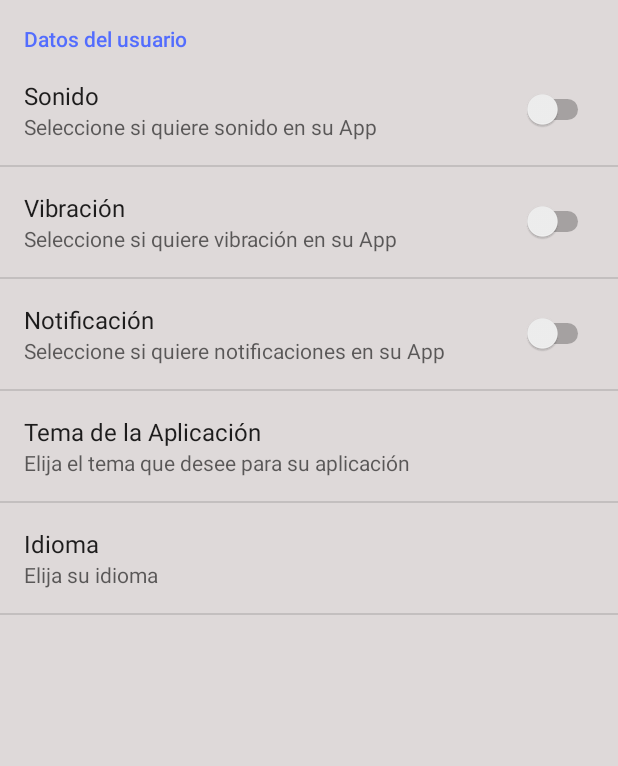
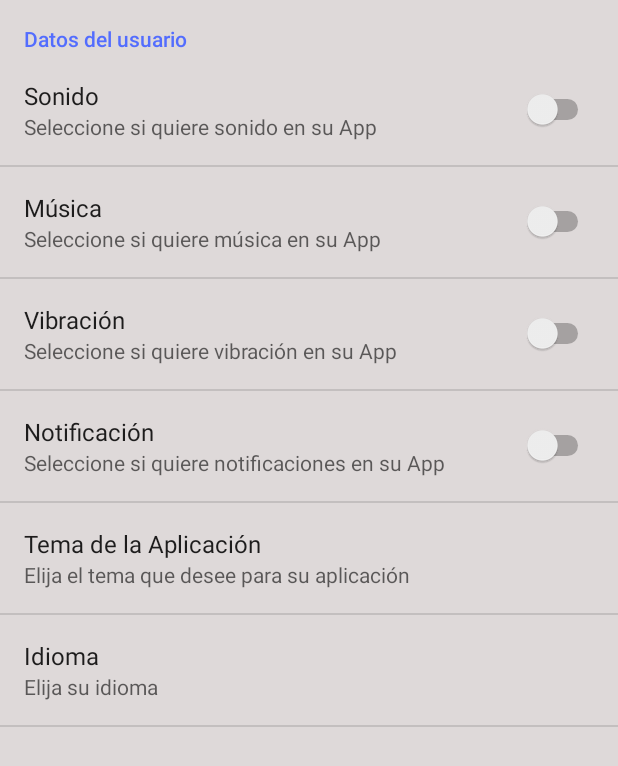
Before and after one commit to Alexs091/AppEsports, an Android app: the MainActivity screen opened directly, with no data from a screen before it, in the options menu, after a tap on "Preferencias", on a phone screen of 412 x 824 dp. Shown: the top 766 px of the screen. Run offline under Robolectric (Android 15) with nearby library versions, the phone set to English and light mode, and no system bars; pictures from the network do not load; 2 statements that could not run were skipped.

Commit message:
música con las tonterías de ciclo de vida botón 'buscar': texto más pequeño

```diff
--- a/AppEsportsV3.7/app/src/main/java/com/dam/g_leo/appesportsv22/MainActivity.java
+++ b/AppEsportsV3.7/app/src/main/java/com/dam/g_leo/appesportsv22/MainActivity.java
@@ -11,6 +11,7 @@ import android.hardware.SensorEvent;
 import android.hardware.SensorEventListener;
 import android.hardware.SensorManager;
 import android.media.AudioManager;
+import android.media.MediaPlayer;
 import android.media.SoundPool;
 import android.net.Uri;
 import android.os.Bundle;
@@ -51,7 +52,9 @@ public class MainActivity extends AppCompatActivity
     public int miUsuarioID;
     String miUsuarioNick, otroJugadorNick;
     public boolean estoyEnMainFragment = true;
-
+    MediaPlayer mediaplayer = new MediaPlayer();
+    int media_length;
+    boolean hasMusic = false;
 
     @Override
     protected void onCreate(Bundle savedInstanceState) {
@@ -89,6 +92,7 @@ public class MainActivity extends AppCompatActivity
         soundPool = new SoundPool(8, AudioManager.STREAM_MUSIC, 0);
         this.setVolumeControlStream(AudioManager.STREAM_MUSIC);
         carga = soundPool.load(this, R.raw.notification1, 1);
+        mediaplayer = mediaplayer.create(this, R.raw.appesportsmusic);
         abrirFragmentMain();
     }
 
@@ -98,12 +102,24 @@ public class MainActivity extends AppCompatActivity
         //Recoger preferencias de usuario
         recogerPreferencias();
         senSensorManager.registerListener(this, senAccelerometer, SensorManager.SENSOR_DELAY_NORMAL);
+        if (hasMusic) {
+            if (!mediaplayer.isPlaying()) {
+                mediaplayer.seekTo(media_length);
+                mediaplayer.start();
+            }
+        }
     }
 
     @Override
     protected void onPause() {
         super.onPause();
         senSensorManager.unregisterListener(this);
+        if (hasMusic) {
+            //if (!mediaplayer.isPlaying()) {
+            media_length = mediaplayer.getCurrentPosition();
+                mediaplayer.pause();
+            //}
+        }
     }
 
     @Override
@@ -259,6 +275,11 @@ public class MainActivity extends AppCompatActivity
         } else {
             hayNotificacion = false;
         }
+        if (preferences.getBoolean("musica", true)) {
+            hasMusic = true;
+        } else {
+            hasMusic = false;
+        }
         idioma = preferences.getString("idioma", "No se ha seleccionado un idioma");
         tema = preferences.getString("tema", "No se ha seleccionado un tema");
     }
--- a/AppEsportsV3.7/app/src/main/res/layout/fragment_buscar.xml
+++ b/AppEsportsV3.7/app/src/main/res/layout/fragment_buscar.xml
@@ -23,7 +23,9 @@
             android:layout_width="0dp"
             android:layout_weight="1"
             android:layout_height="wrap_content"
-            android:text="Buscar"/>
+            android:text="Buscar"
+            android:textAllCaps="false"
+            android:textSize="12dp" />
     </LinearLayout>
 
     <ListView
--- a/AppEsportsV3.7/app/src/main/res/xml/preferencias.xml
+++ b/AppEsportsV3.7/app/src/main/res/xml/preferencias.xml
@@ -5,6 +5,10 @@
             android:key="sonido"
             android:title="Sonido"
             android:summary="Seleccione si quiere sonido en su App"/>
+        <SwitchPreference
+            android:key="musica"
+            android:title="Música"
+            android:summary="Seleccione si quiere música en su App"/>
         <SwitchPreference
             android:key="vibracion"
             android:title="Vibración"
```
Also changed, not shown: 1 other file.
